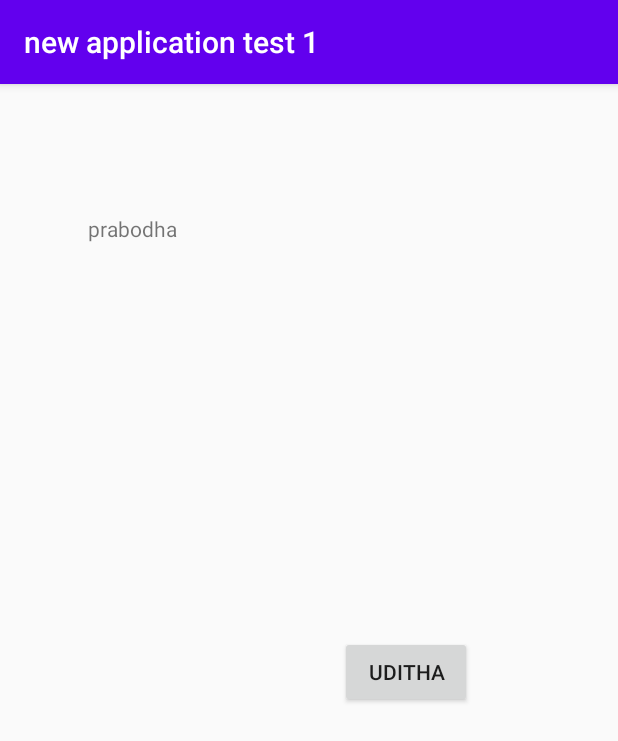
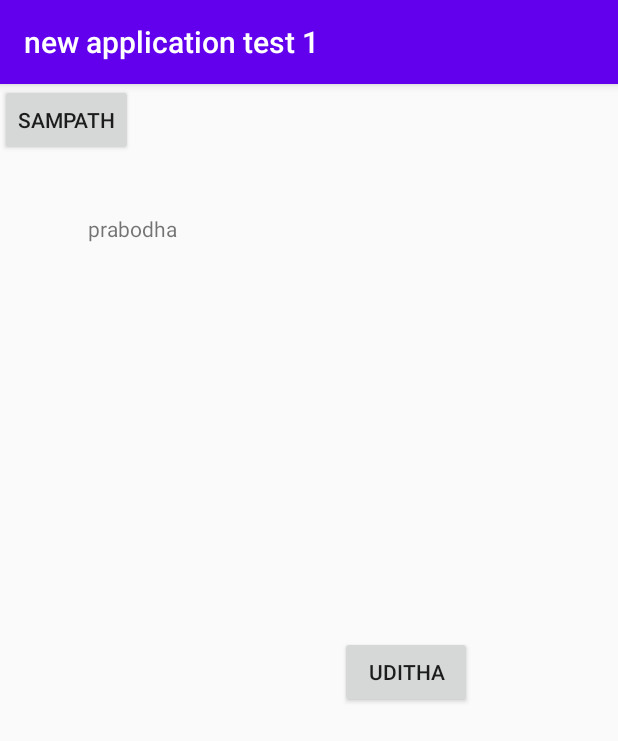
Before and after one commit to prabodhaSA/test1, an Android app: the screen it shows after launch (MainActivity), on a phone screen of 412 x 824 dp. Shown: the top 741 px of the screen. Run offline under Robolectric (Android 15) with nearby library versions, the phone set to English and light mode, and no system bars.

Commit message:
sampth add

```diff
--- a/app/src/main/res/layout/activity_main.xml
+++ b/app/src/main/res/layout/activity_main.xml
@@ -33,4 +33,12 @@
         app:layout_constraintStart_toStartOf="parent"
         app:layout_constraintTop_toTopOf="parent" />
 
+    <Button
+        android:id="@+id/button2"
+        android:layout_width="wrap_content"
+        android:layout_height="wrap_content"
+        android:text="sampath"
+        tools:layout_editor_absoluteX="131dp"
+        tools:layout_editor_absoluteY="163dp" />
+
 </androidx.constraintlayout.widget.ConstraintLayout>
```
